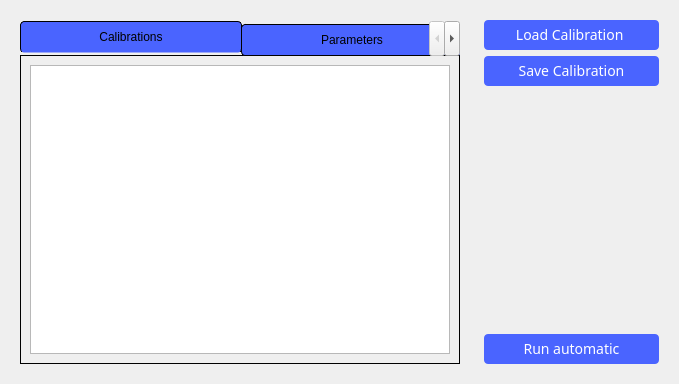
Old version of the form ui/manualcalibration.ui in the repository analogdevicesinc/scopy.
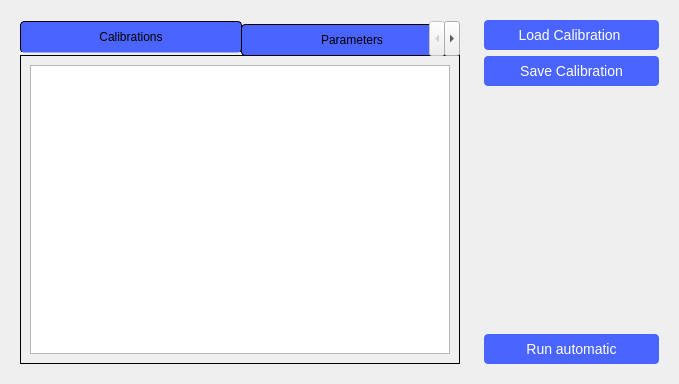
New version of the form. Custom widgets are drawn as their Qt base class.

Commit message: App: deleted all fonts from stylesheets and source files and set application font to Open Sans

What changed in the file:
```diff
--- a/ui/manualcalibration.ui
+++ b/ui/manualcalibration.ui
@@ -17,7 +17,7 @@
    <string notr="true">QLabel {
 	color: rgba(255, 255, 255, 150);
 	text-align: left;
-	font-family:'DejaVu Sans';
+	
 	font-size:14pt;
 	 font-weight:72;
  	font-style:normal
@@ -30,7 +30,7 @@
   background-color: #4a64ff;
   border-radius: 4px;
 
-  font-family: ArialMT;
+  
   font-size: 14px;
   font-weight: normal;
   font-style: normal;
@@ -137,7 +137,7 @@
 
 QListWidget
 {
-	font-family:'DejaVu Sans';
+	
 	font-size:14pt;
 	font-weight:72;
  	font-style:normal
```
The commit also changes 42 other files.
